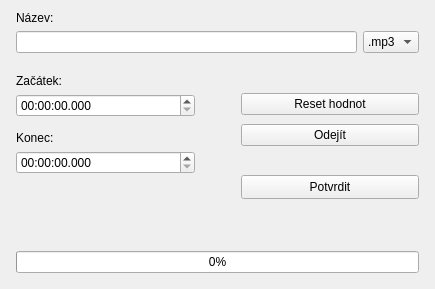
Above: y2mate/editvideodialog.ui from RxiPland/y2mate_desktop before the change. Below: the same form after it.
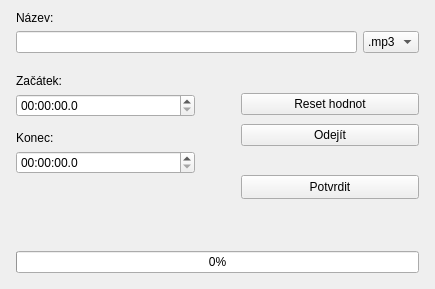
That is the form after the change.

Commit message: time edit format

Patch:
```diff
--- a/y2mate/editvideodialog.ui
+++ b/y2mate/editvideodialog.ui
@@ -142,7 +142,7 @@
               <enum>QDateTimeEdit::HourSection</enum>
              </property>
              <property name="displayFormat">
-              <string>HH:mm:ss.zzz</string>
+              <string>HH:mm:ss.z</string>
              </property>
             </widget>
            </item>
@@ -180,7 +180,7 @@
                 <enum>QDateTimeEdit::HourSection</enum>
                </property>
                <property name="displayFormat">
-                <string>HH:mm:ss.zzz</string>
+                <string>HH:mm:ss.z</string>
                </property>
               </widget>
              </item>
```
Left out of the diff: 4 changed lines with no effect on the pictures. The commit also changes 1 other file.
